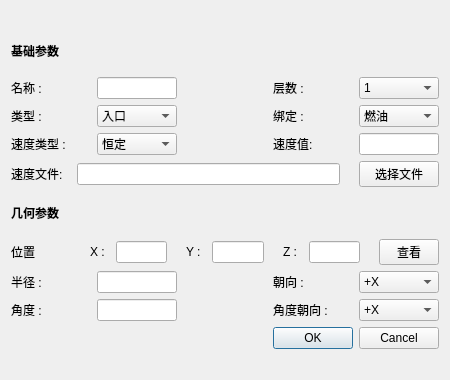
Qt form InoutSetting.ui (519984307/InertSimu) before a commit.
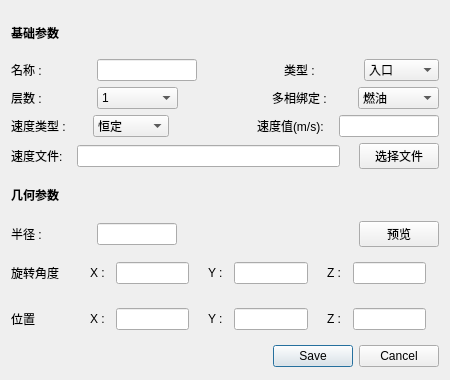
The same form after that commit.

Commit message: show inout in TableWidget

Patch:
```diff
--- a/InoutSetting.ui
+++ b/InoutSetting.ui
@@ -75,7 +75,7 @@
         <widget class="QLabel" name="label">
          <property name="minimumSize">
           <size>
-           <width>60</width>
+           <width>80</width>
            <height>0</height>
           </size>
          </property>
@@ -100,7 +100,7 @@
          </property>
          <property name="maximumSize">
           <size>
-           <width>80</width>
+           <width>100</width>
            <height>16777215</height>
           </size>
          </property>
@@ -115,10 +115,59 @@
           </size>
          </property>
          <property name="text">
-          <string> </string>
+          <string/>
          </property>
         </widget>
        </item>
+       <item>
+        <widget class="QLabel" name="label_4">
+         <property name="minimumSize">
+          <size>
+           <width>60</width>
+           <height>0</height>
+          </size>
+         </property>
+         <property name="maximumSize">
+          <size>
+           <width>80</width>
+           <height>40</height>
+          </size>
+         </property>
+         <property name="text">
+          <string>类型 : </string>
+         </property>
+        </widget>
+       </item>
+       <item>
+        <widget class="QComboBox" name="inout_treatment">
+         <property name="minimumSize">
+          <size>
+           <width>60</width>
+           <height>0</height>
+          </size>
+         </property>
+         <property name="maximumSize">
+          <size>
+           <width>100</width>
+           <height>16777215</height>
+          </size>
+         </property>
+         <item>
+          <property name="text">
+           <string>入口</string>
+          </property>
+         </item>
+         <item>
+          <property name="text">
+           <string>出口</string>
+          </property>
+         </item>
+        </widget>
+       </item>
+      </layout>
+     </item>
+     <item>
+      <layout class="QHBoxLayout" name="horizontalLayout_2">
        <item>
         <widget class="QLabel" name="label_2">
          <property name="minimumSize">
@@ -148,7 +197,7 @@
          </property>
          <property name="maximumSize">
           <size>
-           <width>80</width>
+           <width>100</width>
            <height>16777215</height>
           </size>
          </property>
@@ -169,55 +218,6 @@
          </item>
         </widget>
        </item>
-      </layout>
-     </item>
-     <item>
-      <layout class="QHBoxLayout" name="horizontalLayout_2">
-       <item>
-        <widget class="QLabel" name="label_4">
-         <property name="minimumSize">
-          <size>
-           <width>60</width>
-           <height>0</height>
-          </size>
-         </property>
-         <property name="maximumSize">
-          <size>
-           <width>80</width>
-           <height>40</height>
-          </size>
-         </property>
-         <property name="text">
-          <string>类型 : </string>
-         </property>
-        </widget>
-       </item>
-       <item>
-        <widget class="QComboBox" name="inout_treatment">
-         <property name="minimumSize">
-          <size>
-           <width>60</width>
-           <height>0</height>
-          </size>
-         </property>
-         <property name="maximumSize">
-          <size>
-           <width>80</width>
-           <height>16777215</height>
-          </size>
-         </property>
-         <item>
-          <property name="text">
-           <string>入口</string>
-          </property>
-         </item>
-         <item>
-          <property name="text">
-           <string>出口</string>
-          </property>
-         </item>
-        </widget>
-       </item>
        <item>
         <widget class="QLabel" name="label_5">
          <property name="maximumSize">
@@ -246,7 +246,7 @@
           </size>
          </property>
          <property name="text">
-          <string>绑定 : </string>
+          <string>多相绑定 : </string>
          </property>
         </widget>
        </item>
@@ -260,7 +260,7 @@
          </property>
          <property name="maximumSize">
           <size>
-           <width>80</width>
+           <width>100</width>
            <height>16777215</height>
           </size>
          </property>
@@ -314,7 +314,7 @@
          </property>
          <property name="maximumSize">
           <size>
-           <width>80</width>
+           <width>100</width>
            <height>16777215</height>
           </size>
          </property>
@@ -358,7 +358,7 @@
           </size>
          </property>
          <property name="text">
-          <string>速度值: </string>
+          <string>速度值(m/s): </string>
          </property>
         </widget>
        </item>
@@ -372,10 +372,13 @@
          </property>
          <property name="maximumSize">
           <size>
-           <width>80</width>
+           <width>100</width>
            <height>16777215</height>
           </size>
          </property>
+         <property name="layoutDirection">
+          <enum>Qt::LeftToRight</enum>
+         </property>
         </widget>
        </item>
       </layout>
@@ -486,6 +489,269 @@
        </item>
       </layout>
      </item>
+     <item>
+      <layout class="QHBoxLayout" name="horizontalLayout_6">
+       <item>
+        <widget class="QLabel" name="label_19">
+         <property name="minimumSize">
+          <size>
+           <width>60</width>
+           <height>0</height>
+          </size>
+         </property>
+         <property name="maximumSize">
+          <size>
+           <width>80</width>
+           <height>40</height>
+          </size>
+         </property>
+         <property name="text">
+          <string>半径 : </string>
+         </property>
+        </widget>
+       </item>
+       <item>
+        <widget class="QLineEdit" name="inout_radius">
+         <property name="minimumSize">
+          <size>
+           <width>60</width>
+           <height>0</height>
+          </size>
+         </property>
+         <property name="maximumSize">
+          <size>
+           <width>80</width>
+           <height>16777215</height>
+          </size>
+         </property>
+         <property name="layoutDirection">
+          <enum>Qt::LeftToRight</enum>
+         </property>
+        </widget>
+       </item>
+       <item>
+        <widget class="QLabel" name="label_20">
+         <property name="maximumSize">
+          <size>
+           <width>16777215</width>
+           <height>40</height>
+          </size>
+         </property>
+         <property name="text">
+          <string/>
+         </property>
+        </widget>
+       </item>
+       <item>
+        <widget class="QPushButton" name="inout_view">
+         <property name="minimumSize">
+          <size>
+           <width>60</width>
+           <height>0</height>
+          </size>
+         </property>
+         <property name="maximumSize">
+          <size>
+           <width>80</width>
+           <height>16777215</height>
+          </size>
+         </property>
+         <property name="text">
+          <string>预览</string>
+         </property>
+        </widget>
+       </item>
+      </layout>
+     </item>
+     <item>
+      <layout class="QHBoxLayout" name="horizontalLayout_9">
+       <item>
+        <widget class="QLabel" name="label_28">
+         <property name="minimumSize">
+          <size>
+           <width>60</width>
+           <height>0</height>
+          </size>
+         </property>
+         <property name="maximumSize">
+          <size>
+           <width>80</width>
+           <height>40</height>
+          </size>
+         </property>
+         <property name="text">
+          <string>旋转角度</string>
+         </property>
+        </widget>
+       </item>
+       <item>
+        <widget class="QLabel" name="label_29">
+         <property name="maximumSize">
+          <size>
+           <width>16777215</width>
+           <height>40</height>
+          </size>
+         </property>
+         <property name="text">
+          <string/>
+         </property>
+        </widget>
+       </item>
+       <item>
+        <widget class="QLabel" name="label_32">
+         <property name="minimumSize">
+          <size>
+           <width>20</width>
+           <height>0</height>
+          </size>
+         </property>
+         <property name="maximumSize">
+          <size>
+           <width>40</width>
+           <height>40</height>
+          </size>
+         </property>
+         <property name="text">
+          <string>X : </string>
+         </property>
+        </widget>
+       </item>
+       <item>
+        <widget class="QLineEdit" name="inout_rotate_x">
+         <property name="minimumSize">
+          <size>
+           <width>40</width>
+           <height>0</height>
+          </size>
+         </property>
+         <property name="maximumSize">
+          <size>
+           <width>80</width>
+           <height>16777215</height>
+          </size>
+         </property>
+         <property name="layoutDirection">
+          <enum>Qt::LeftToRight</enum>
+         </property>
+        </widget>
+       </item>
+       <item>
+        <widget class="QLabel" name="label_33">
+         <property name="maximumSize">
+          <size>
+           <width>16777215</width>
+           <height>40</height>
+          </size>
+         </property>
+         <property name="text">
+          <string/>
+         </property>
+        </widget>
+       </item>
+       <item>
+        <widget class="QLabel" name="label_34">
+         <property name="minimumSize">
+          <size>
+           <width>20</width>
+           <height>0</height>
+          </size>
+         </property>
+         <property name="maximumSize">
+          <size>
+           <width>40</width>
+           <height>40</height>
+          </size>
+         </property>
+         <property name="text">
+          <string>Y : </string>
+         </property>
+        </widget>
+       </item>
+       <item>
+        <widget class="QLineEdit" name="inout_rotate_y">
+         <property name="minimumSize">
+          <size>
+           <width>40</width>
+           <height>0</height>
+          </size>
+         </property>
+         <property name="maximumSize">
+          <size>
+           <width>80</width>
+           <height>16777215</height>
+          </size>
+         </property>
+         <property name="layoutDirection">
+          <enum>Qt::LeftToRight</enum>
+         </property>
+        </widget>
+       </item>
+       <item>
+        <widget class="QLabel" name="label_35">
+         <property name="maximumSize">
+          <size>
+           <width>16777215</width>
+           <height>40</height>
+          </size>
+         </property>
+         <property name="text">
+          <string/>
+         </property>
+        </widget>
+       </item>
+       <item>
+        <widget class="QLabel" name="label_36">
+         <property name="minimumSize">
+          <size>
+           <width>20</width>
+           <height>0</height>
+          </size>
+         </property>
+         <property name="maximumSize">
+          <size>
+           <width>40</width>
+           <height>40</height>
+          </size>
+         </property>
+         <property name="text">
+          <string>Z : </string>
+         </property>
+        </widget>
+       </item>
+       <item>
+        <widget class="QLineEdit" name="inout_rotate_z">
+         <property name="minimumSize">
+          <size>
+           <width>40</width>
+           <height>0</height>
+          </size>
+         </property>
+         <property name="maximumSize">
+          <size>
+           <width>80</width>
+           <height>16777215</height>
+          </size>
+         </property>
+         <property name="layoutDirection">
+          <enum>Qt::LeftToRight</enum>
+         </property>
+        </widget>
+       </item>
+       <item>
+        <widget class="QLabel" name="label_37">
+         <property name="maximumSize">
+          <size>
+           <width>16777215</width>
+           <height>40</height>
+          </size>
+         </property>
+         <property name="text">
+          <string/>
+         </property>
+        </widget>
+       </item>
+      </layout>
+     </item>
      <item>
       <layout class="QHBoxLayout" name="horizontalLayout_5">
        <item>
@@ -553,6 +819,9 @@
            <height>16777215</height>
           </size>
          </property>
+         <property name="layoutDirection">
+          <enum>Qt::LeftToRight</enum>
+         </property>
         </widget>
        </item>
        <item>
@@ -601,6 +870,9 @@
            <height>16777215</height>
           </size>
          </property>
+         <property name="layoutDirection">
+          <enum>Qt::LeftToRight</enum>
+         </property>
         </widget>
        </item>
        <item>
@@ -649,6 +921,9 @@
            <height>16777215</height>
           </size>
          </property>
+         <property name="layoutDirection">
+          <enum>Qt::LeftToRight</enum>
+         </property>
         </widget>
        </item>
        <item>
@@ -664,229 +939,6 @@
          </property>
         </widget>
        </item>
-       <item>
-        <widget class="QPushButton" name="inout_position_btn">
-         <property name="minimumSize">
-          <size>
-           <width>60</width>
-           <height>0</height>
-          </size>
-         </property>
-         <property name="maximumSize">
-          <size>
-           <width>80</width>
-           <height>16777215</height>
-          </size>
-         </property>
-         <property name="text">
-          <string>查看</string>
-         </property>
-        </widget>
-       </item>
-      </layout>
-     </item>
-     <item>
-      <layout class="QHBoxLayout" name="horizontalLayout_6">
-       <item>
-        <widget class="QLabel" name="label_19">
-         <property name="minimumSize">
-          <size>
-           <width>60</width>
-           <height>0</height>
-          </size>
-         </property>
-         <property name="maximumSize">
-          <size>
-           <width>80</width>
-           <height>40</height>
-          </size>
-         </property>
-         <property name="text">
-          <string>半径 : </string>
-         </property>
-        </widget>
-       </item>
-       <item>
-        <widget class="QLineEdit" name="inout_radius">
-         <property name="minimumSize">
-          <size>
-           <width>60</width>
-           <height>0</height>
-          </size>
-         </property>
-         <property name="maximumSize">
-          <size>
-           <width>80</width>
-           <height>16777215</height>
-          </size>
-         </property>
-        </widget>
-       </item>
-       <item>
-        <widget class="QLabel" name="label_20">
-         <property name="maximumSize">
-          <size>
-           <width>16777215</width>
-           <height>40</height>
-          </size>
-         </property>
-         <property name="text">
-          <string/>
-         </property>
-        </widget>
-       </item>
-       <item>
-        <widget class="QLabel" name="label_21">
-         <property name="minimumSize">
-          <size>
-           <width>60</width>
-           <height>0</height>
-          </size>
-         </property>
-         <property name="maximumSize">
-          <size>
-           <width>80</width>
-           <height>40</height>
-          </size>
-         </property>
-         <property name="text">
-          <string>朝向 : </string>
-         </property>
-        </widget>
-       </item>
-       <item>
-        <widget class="QComboBox" name="inout_direction">
-         <property name="minimumSize">
-          <size>
-           <width>60</width>
-           <height>0</height>
-          </size>
-         </property>
-         <property name="maximumSize">
-          <size>
-           <width>80</width>
-           <height>16777215</height>
-          </size>
-         </property>
-         <item>
-          <property name="text">
-           <string>+X</string>
-          </property>
-         </item>
-         <item>
-          <property name="text">
-           <string>+Y</string>
-          </property>
-         </item>
-         <item>
-          <property name="text">
-           <string>+Z</string>
-          </property>
-         </item>
-        </widget>
-       </item>
-      </layout>
-     </item>
-     <item>
-      <layout class="QHBoxLayout" name="horizontalLayout_7">
-       <item>
-        <widget class="QLabel" name="label_22">
-         <property name="minimumSize">
-          <size>
-           <width>60</width>
-           <height>0</height>
-          </size>
-         </property>
-         <property name="maximumSize">
-          <size>
-           <width>80</width>
-           <height>40</height>
-          </size>
-         </property>
-         <property name="text">
-          <string>角度 : </string>
-         </property>
-        </widget>
-       </item>
-       <item>
-        <widget class="QLineEdit" name="inout_rotate_angle">
-         <property name="minimumSize">
-          <size>
-           <width>60</width>
-           <height>0</height>
-          </size>
-         </property>
-         <property name="maximumSize">
-          <size>
-           <width>80</width>
-           <height>16777215</height>
-          </size>
-         </property>
-        </widget>
-       </item>
-       <item>
-        <widget class="QLabel" name="label_23">
-         <property name="maximumSize">
-          <size>
-           <width>16777215</width>
-           <height>40</height>
-          </size>
-         </property>
-         <property name="text">
-          <string/>
-         </property>
-        </widget>
-       </item>
-       <item>
-        <widget class="QLabel" name="label_24">
-         <property name="minimumSize">
-          <size>
-           <width>60</width>
-           <height>0</height>
-          </size>
-         </property>
-         <property name="maximumSize">
-          <size>
-           <width>80</width>
-           <height>40</height>
-          </size>
-         </property>
-         <property name="text">
-          <string>角度朝向 : </string>
-         </property>
-        </widget>
-       </item>
-       <item>
-        <widget class="QComboBox" name="inout_rotate_point">
-         <property name="minimumSize">
-          <size>
-           <width>60</width>
-           <height>0</height>
-          </size>
-         </property>
-         <property name="maximumSize">
-          <size>
-           <width>80</width>
-           <height>16777215</height>
-          </size>
-         </property>
-         <item>
-          <property name="text">
-           <string>+X</string>
-          </property>
-         </item>
-         <item>
-          <property name="text">
-           <string>+Y</string>
-          </property>
-         </item>
-         <item>
-          <property name="text">
-           <string>+Z</string>
-          </property>
-         </item>
-        </widget>
-       </item>
       </layout>
      </item>
      <item>
@@ -895,7 +947,7 @@
         <enum>Qt::Horizontal</enum>
        </property>
        <property name="standardButtons">
-        <set>QDialogButtonBox::Cancel|QDialogButtonBox::Ok</set>
+        <set>QDialogButtonBox::Cancel|QDialogButtonBox::Save</set>
        </property>
       </widget>
      </item>
```
Left out of the diff: 7 changed lines with no effect on the pictures. The commit also changes 4 other files.
